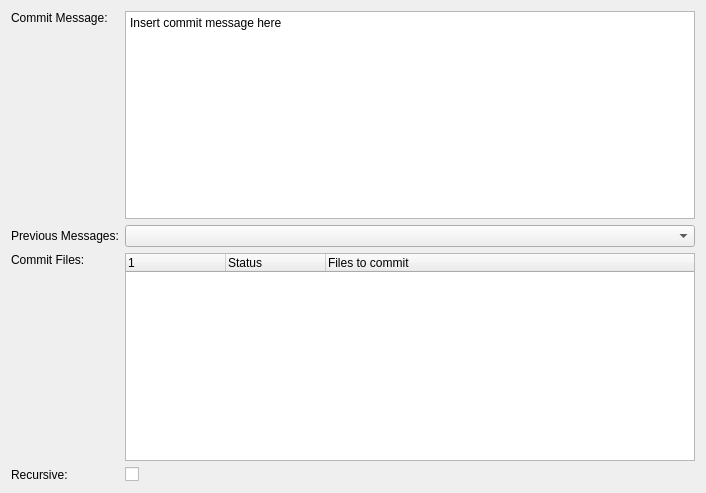
Old version of the form vcs/widgets/vcscommitdialog.ui in the repository KDE/kdevelop.
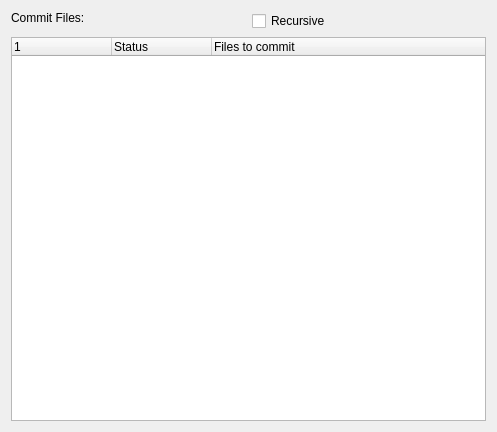
New version of the form. Custom widgets are drawn as their Qt base class.

Commit message: Make VcsCommitDialog useful as fallback, when no PatchReview plugin loaded

What changed in the file:
```diff
--- a/vcs/widgets/vcscommitdialog.ui
+++ b/vcs/widgets/vcscommitdialog.ui
@@ -4,55 +4,21 @@
   <property name="modal" stdset="0" >
    <bool>false</bool>
   </property>
-  <property name="geometry" >
+  <property name="geometry">
    <rect>
     <x>0</x>
     <y>0</y>
-    <width>706</width>
-    <height>493</height>
+    <width>497</width>
+    <height>432</height>
    </rect>
   </property>
   <property name="windowTitle" >
    <string>Select Files to commit</string>
   </property>
-  <layout class="QGridLayout" >
-   <item row="0" column="0" >
-    <widget class="QLabel" name="label" >
-     <property name="text" >
-      <string>Commit Message:</string>
-     </property>
-     <property name="alignment" >
-      <set>Qt::AlignLeading|Qt::AlignLeft|Qt::AlignTop</set>
-     </property>
-    </widget>
-   </item>
-   <item row="0" column="1" >
-    <widget class="KTextEdit" name="message" >
-     <property name="html" >
-      <string>&lt;!DOCTYPE HTML PUBLIC "-//W3C//DTD HTML 4.0//EN" "http://www.w3.org/TR/REC-html40/strict.dtd">
-&lt;html>&lt;head>&lt;meta name="qrichtext" content="1" />&lt;style type="text/css">
-p, li { white-space: pre-wrap; }
-&lt;/style>&lt;/head>&lt;body style=" font-family:'DejaVu Sans'; font-size:8pt; font-weight:400; font-style:normal;">
-&lt;p style=" margin-top:0px; margin-bottom:0px; margin-left:0px; margin-right:0px; -qt-block-indent:0; text-indent:0px; font-family:'Sans Serif'; font-size:9pt;">Insert commit message here&lt;/p>&lt;/body>&lt;/html></string>
-     </property>
-     <property name="acceptRichText" >
-      <bool>false</bool>
-     </property>
-    </widget>
-   </item>
-   <item row="1" column="1" >
-    <widget class="KComboBox" name="lastmessages" >
-     <property name="insertPolicy" >
-      <enum>QComboBox::InsertAtBottom</enum>
-     </property>
-     <property name="sizeAdjustPolicy" >
-      <enum>QComboBox::AdjustToMinimumContentsLength</enum>
-     </property>
-    </widget>
-   </item>
-   <item row="2" column="0" >
-    <widget class="QLabel" name="label_2" >
-     <property name="text" >
+  <layout class="QGridLayout" name="gridLayout">
+   <item row="1" column="0">
+    <widget class="QLabel" name="label_2">
+     <property name="text">
       <string>Commit Files:</string>
      </property>
      <property name="alignment" >
@@ -60,9 +26,19 @@
      </property>
     </widget>
    </item>
-   <item row="2" column="1" >
-    <widget class="QTreeWidget" name="files" >
-     <property name="windowTitle" >
+   <item row="1" column="1">
+    <widget class="QCheckBox" name="recursiveChk">
+     <property name="text">
+      <string>Recursive</string>
+     </property>
+     <property name="shortcut">
+      <string/>
+     </property>
+    </widget>
+   </item>
+   <item row="2" column="0" colspan="2">
+    <widget class="QTreeWidget" name="files">
+     <property name="windowTitle">
       <string>Select Files to commit</string>
      </property>
      <property name="indentation" >
@@ -88,44 +64,8 @@
      </column>
     </widget>
    </item>
-   <item row="3" column="0" >
-    <widget class="QLabel" name="label_4" >
-     <property name="text" >
-      <string>Recursive:</string>
-     </property>
-    </widget>
-   </item>
-   <item row="3" column="1" >
-    <widget class="QCheckBox" name="recursiveChk" >
-     <property name="text" >
-      <string/>
-     </property>
-     <property name="shortcut" >
-      <string/>
-     </property>
-    </widget>
-   </item>
-   <item row="1" column="0" >
-    <widget class="QLabel" name="label_3" >
-     <property name="text" >
-      <string>Previous Messages:</string>
-     </property>
-    </widget>
-   </item>
   </layout>
  </widget>
-  <customwidgets>
-  <customwidget>
-   <class>KComboBox</class>
-   <extends>QComboBox</extends>
-   <header>kcombobox.h</header>
-  </customwidget>
-  <customwidget>
-   <class>KTextEdit</class>
-   <extends>QTextEdit</extends>
-   <header>ktextedit.h</header>
-  </customwidget>
- </customwidgets>
  <resources/>
  <connections>
   <connection>
```
Left out of the diff: 40 changed lines with no effect on the pictures. The commit also changes 3 other files.
